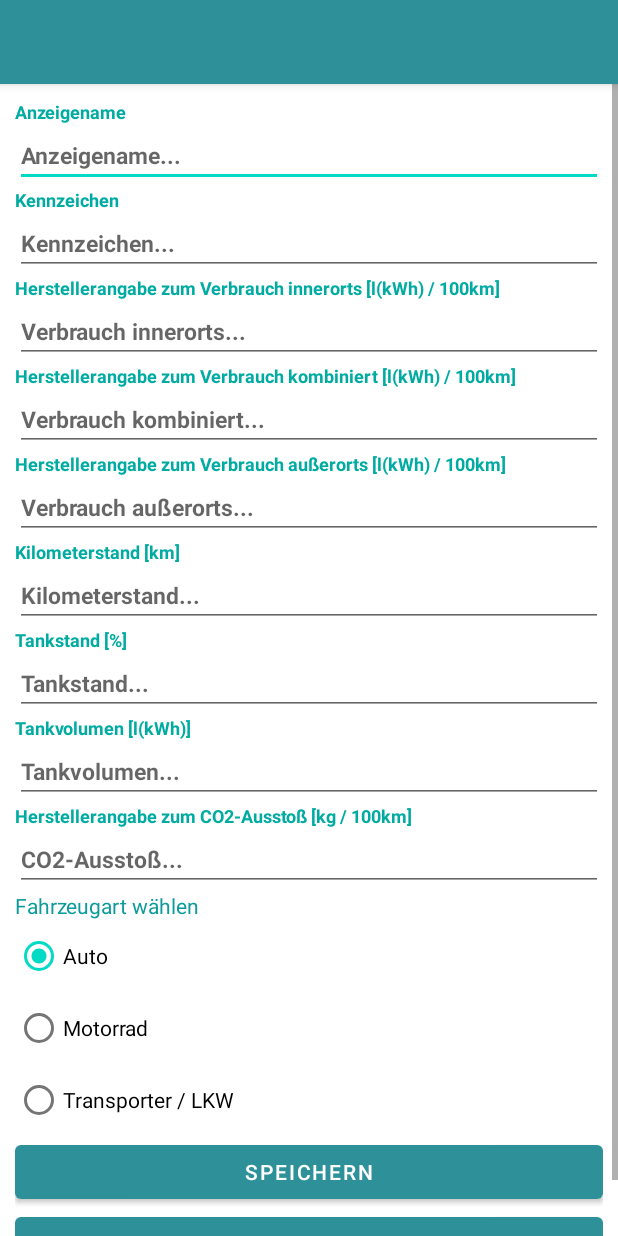
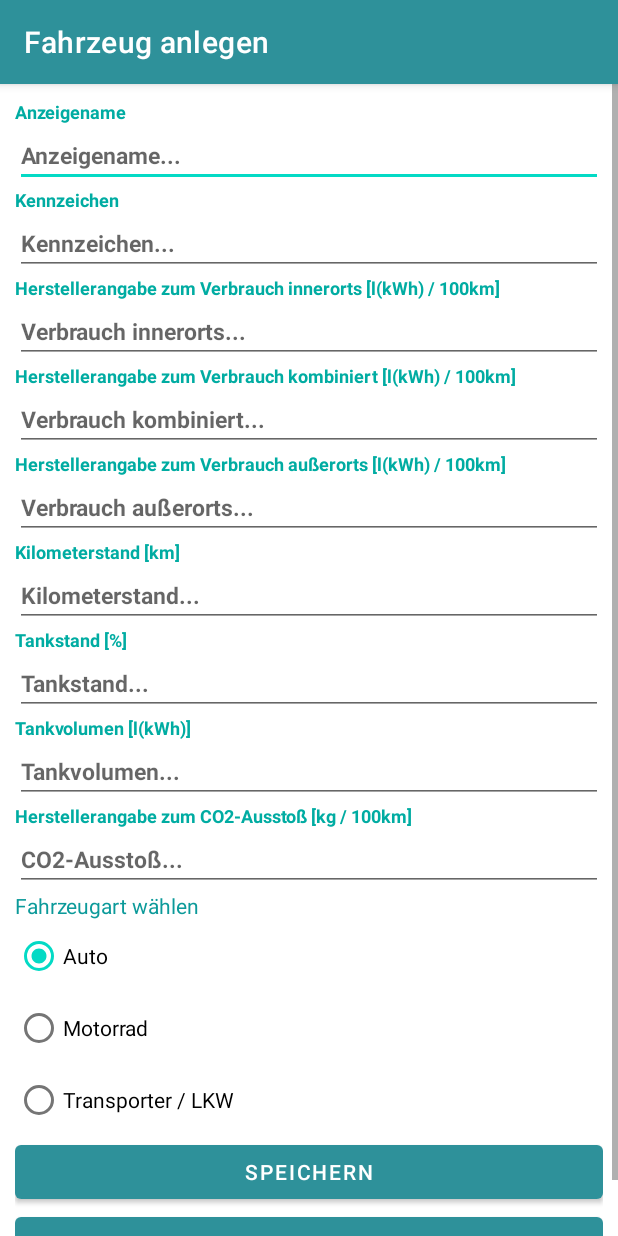
Before and after one commit to pk95/SWE, an Android app: the screen it shows after launch (AddVehicleActivity), after a tap on "Add a new Vehicle", on a phone screen of 412 x 824 dp. Run offline under Robolectric (Android 15) with nearby library versions, the phone set to English and light mode, and no system bars; pictures from the network do not load.

Commit message:
Changes in AddVehicle

```diff
--- a/Tankverhalten/app/src/main/java/com/example/tankverhalten/activities/AddVehicleActivity.java
+++ b/Tankverhalten/app/src/main/java/com/example/tankverhalten/activities/AddVehicleActivity.java
@@ -13,6 +13,7 @@ import android.widget.TextView;
 
 import androidx.annotation.RequiresApi;
 import androidx.appcompat.app.AppCompatActivity;
+import androidx.appcompat.widget.Toolbar;
 
 import com.example.tankverhalten.R;
 import com.example.tankverhalten.datastructure.Vehicle;
@@ -29,6 +30,7 @@ public class AddVehicleActivity extends AppCompatActivity {
     Activity c = this;
     Bundle bundle;
     int vehicleIndex = -1;
+     Toolbar toolbar;
 
     @RequiresApi(api = Build.VERSION_CODES.O)
     @Override
@@ -37,6 +39,10 @@ public class AddVehicleActivity extends AppCompatActivity {
         super.onCreate(savedInstanceState);
 
         setContentView(R.layout.activity_edit_vehicle);
+
+        toolbar = (Toolbar) findViewById(R.id.toolbar_vehicle);
+        setSupportActionBar(toolbar);
+
 
         TextView displayNameTxt = findViewById(R.id.displayname_txt);
         TextView licensePlateTxt = findViewById(R.id.licenseplate_txt);
@@ -72,6 +78,9 @@ public class AddVehicleActivity extends AppCompatActivity {
 //        }
         vehicleIndex = GarageActivity.vehicleData.getInt("pos",-1);
         if (vehicleIndex >= 0) {
+
+            getSupportActionBar().setTitle("Fahrzeug bearbeiten");
+
             displayName.setText(GarageActivity.vehicles.elementAt(vehicleIndex).name);
             licensePlate.setText(GarageActivity.vehicles.elementAt(vehicleIndex).licensePlate);
             consumptionUrban.setText(String.valueOf(GarageActivity.vehicles.elementAt(vehicleIndex).urbanConsumption));
@@ -94,10 +103,9 @@ public class AddVehicleActivity extends AppCompatActivity {
                     transporter.isChecked();
                     break;
             }
-
-
+        } else {
+            getSupportActionBar().setTitle("Fahrzeug anlegen");
         }
-
 
         confirmButton.setOnClickListener(new View.OnClickListener() {
             @RequiresApi(api = Build.VERSION_CODES.O)
--- a/Tankverhalten/app/src/main/java/com/example/tankverhalten/activities/GarageActivity.java
+++ b/Tankverhalten/app/src/main/java/com/example/tankverhalten/activities/GarageActivity.java
@@ -35,7 +35,7 @@ public class GarageActivity extends AppCompatActivity implements RecyclerviewVeh
     protected void onCreate(Bundle savedInstanceState) {
         super.onCreate(savedInstanceState);
         setContentView(R.layout.activity_garage);
-        Toolbar toolbar = findViewById(R.id.toolbar);
+        Toolbar toolbar = findViewById(R.id.toolbar_vehicle);
         setSupportActionBar(toolbar);
         recyclerView = findViewById(R.id.vehicleButtonsContainer);
 
--- a/Tankverhalten/app/src/main/res/layout/activity_edit_vehicle.xml
+++ b/Tankverhalten/app/src/main/res/layout/activity_edit_vehicle.xml
@@ -17,7 +17,7 @@
             android:theme="@style/Theme.Tankverhalten.AppBarOverlay">
 
             <androidx.appcompat.widget.Toolbar
-                android:id="@+id/toolbar"
+                android:id="@+id/toolbar_vehicle"
                 android:layout_width="match_parent"
                 android:layout_height="?attr/actionBarSize"
                 android:background="?attr/colorPrimary"
--- a/Tankverhalten/app/src/main/res/layout/activity_garage.xml
+++ b/Tankverhalten/app/src/main/res/layout/activity_garage.xml
@@ -18,7 +18,7 @@
             android:theme="@style/Theme.Tankverhalten.AppBarOverlay">
 
             <androidx.appcompat.widget.Toolbar
-                android:id="@+id/toolbar"
+                android:id="@+id/toolbar_vehicle"
                 android:layout_width="match_parent"
                 android:layout_height="?attr/actionBarSize"
                 android:background="?attr/colorPrimary"
```
